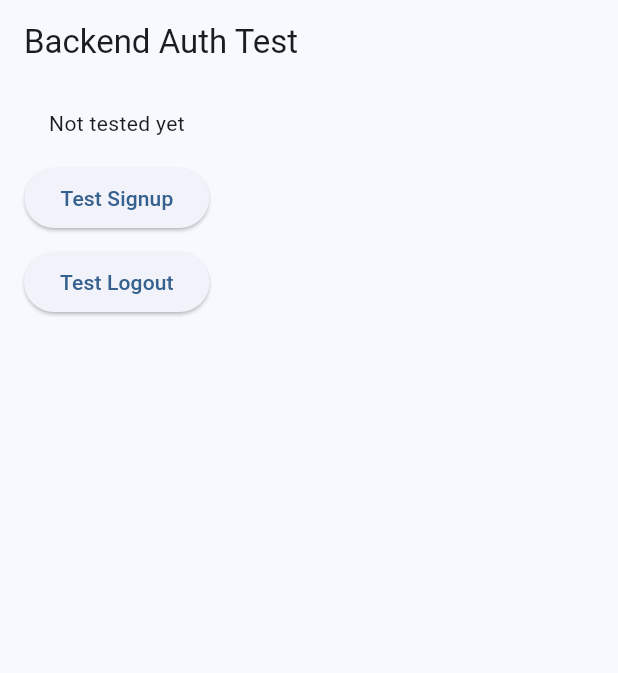
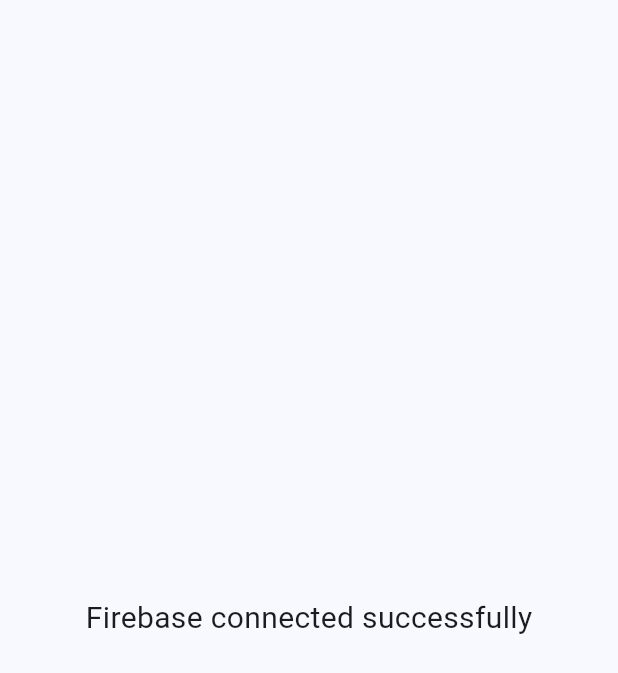
Before and after one commit to Maharjanprayab/Early_carer_assitance_app, a Flutter app: the screen it shows after launch, on a phone screen of 412 x 824 dp. Shown: the top 673 px of the screen. Run offline on Flutter 3.47's test engine with Material 3 defaults, Android fonts, the light colour scheme and no system bars; our stand-ins replace cloud_firestore, firebase_auth, firebase_core, firebase_storage; accounts and stored records are empty.

Commit message:
Configure Firebase initialization

```diff
--- a/lib/main.dart
+++ b/lib/main.dart
@@ -2,7 +2,6 @@
 import 'package:firebase_core/firebase_core.dart';
 
 import 'firebase_options.dart';
-import 'screens/auth/test_auth_screen.dart';
 
 void main() async {
   WidgetsFlutterBinding.ensureInitialized();
@@ -26,7 +25,23 @@
         useMaterial3: true,
         colorSchemeSeed: Colors.blue,
       ),
-      home: const TestAuthScreen(),
+      home: const FirebaseConnectionTestScreen(),
     );
   }
 }
+
+class FirebaseConnectionTestScreen extends StatelessWidget {
+  const FirebaseConnectionTestScreen({super.key});
+
+  @override
+  Widget build(BuildContext context) {
+    return const Scaffold(
+      body: Center(
+        child: Text(
+          'Firebase connected successfully',
+          style: TextStyle(fontSize: 20),
+        ),
+      ),
+    );
+  }
+}
```
Also changed, not shown: firebase.json, 1 other file.
